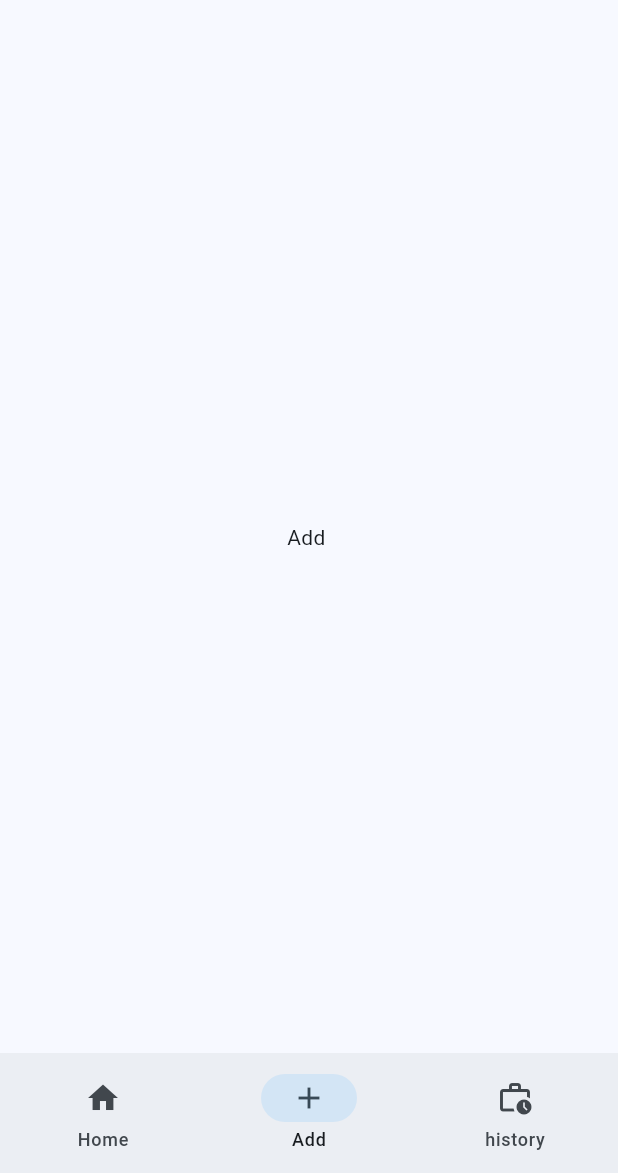
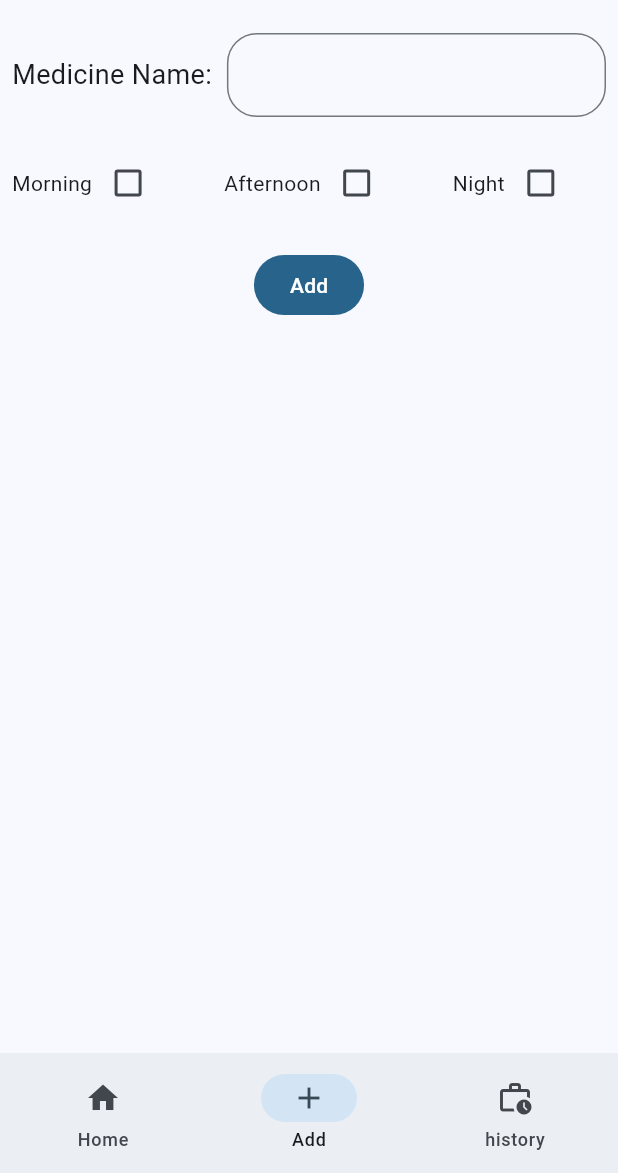
Before and after one commit to premkumar0410/medical-app, a Flutter app: the screen it shows after launch, item 2 of the bottom bar chosen, on a phone screen of 412 x 824 dp, the part 63-1236 px from its top. Run offline on Flutter 3.47's test engine with Material 3 defaults, Android fonts, the phone set to English and light mode, and no system bars; our stand-ins replace flutter_riverpod.

```diff
--- a/lib/main.dart
+++ b/lib/main.dart
@@ -1,8 +1,9 @@
 import 'package:flutter/material.dart';
 import 'package:medical_app/WidgetPage.dart';
+import 'package:flutter_riverpod/flutter_riverpod.dart';
 
 void main() {
-  runApp(const MyApp());
+  runApp(const ProviderScope(child: MyApp()));
 }
 
 class MyApp extends StatelessWidget {
--- a/lib/pages/AddPage.dart
+++ b/lib/pages/AddPage.dart
@@ -1,10 +1,125 @@
 import 'package:flutter/material.dart';
+import 'package:flutter_riverpod/flutter_riverpod.dart';
+import 'package:medical_app/provider/provider.dart';
 
-class AddPage extends StatelessWidget {
+class AddPage extends ConsumerStatefulWidget {
   const AddPage({super.key});
 
   @override
+  ConsumerState<AddPage> createState() => _AddPageState();
+}
+
+class _AddPageState extends ConsumerState<AddPage> {
+  TextEditingController medicine_name = TextEditingController();
+
+  bool? morning = false;
+  bool? afternoon = false;
+  bool? night = false;
+
+  @override
   Widget build(BuildContext context) {
-    return Center(child: Text("Add "),);
+    return Padding(
+      padding: const EdgeInsets.all(8.0),
+      child: Column(
+        children: [
+          Row(
+            children: [
+              Text("Medicine Name:", style: TextStyle(fontSize: 18)),
+              Expanded(
+                child: Padding(
+                  padding: const EdgeInsets.only(left: 10),
+                  child: TextField(
+                    controller: medicine_name,
+                    decoration: InputDecoration(
+                      border: OutlineInputBorder(
+                        borderRadius: BorderRadius.circular(20),
+                      ),
+                    ),
+                  ),
+                ),
+              ),
+            ],
+          ),
+          SizedBox(height: 20),
+
+          Row(
+            spacing: 40,
+            children: [
+              Row(
+                children: [
+                  Text("Morning"),
+                  Checkbox(
+                    hoverColor: Colors.red,
+                    value: morning,
+                    onChanged: (bool? value) {
+                      setState(() {
+                        morning = value;
+                      });
+                    },
+                  ),
+                ],
+              ),
+
+              Row(
+                children: [
+                  Text("Afternoon"),
+                  Checkbox(
+                    hoverColor: Colors.red,
+                    value: afternoon,
+                    onChanged: (bool? value) {
+                      setState(() {
+                        afternoon = value;
+                      });
+                    },
+                  ),
+                ],
+              ),
+
+              Row(
+                children: [
+                  Text("Night"),
+                  Checkbox(
+                    hoverColor: Colors.red,
+                    value: night,
+                    onChanged: (bool? value) {
+                      setState(() {
+                        night = value;
+                      });
+                    },
+                  ),
+                ],
+              ),
+            ],
+          ),
+          SizedBox(height: 20),
+          Center(
+            child: FilledButton(
+              onPressed: () {
+                final newList = {
+                  "medicine_name": medicine_name.text,
+                  "isMorning": morning,
+                  "isAfternoon": afternoon,
+                  "isNight": night,
+                };
+                ref.read(medicineListProvider).add(newList);
+
+                if (medicine_name.text.isEmpty) {
+                  ScaffoldMessenger.of(context).showSnackBar(
+                    SnackBar(
+                      duration: Duration(seconds: 1),
+                      content: Text("Check the field"),
+                    ),
+                  );
+                }
+                ScaffoldMessenger.of(
+                  context,
+                ).showSnackBar(SnackBar(content: Text("Added Succesfully")));
+              },
+              child: Text("Add"),
+            ),
+          ),
+        ],
+      ),
+    );
   }
 }
--- /dev/null
+++ b/lib/provider/provider.dart
@@ -0,0 +1,5 @@
+import 'package:flutter_riverpod/legacy.dart';
+
+final medicineListProvider = StateProvider<List<Map<String, dynamic>>>(
+  (ref) => [],
+);
--- a/pubspec.yaml
+++ b/pubspec.yaml
@@ -34,6 +34,7 @@ dependencies:
   # The following adds the Cupertino Icons font to your application.
   # Use with the CupertinoIcons class for iOS style icons.
   cupertino_icons: ^1.0.8
+  flutter_riverpod: ^3.0.1
 
 dev_dependencies:
   flutter_test:
```
Also changed, not shown: lib/pages/HomePage.dart (+33 -2 lines), pubspec.lock.
